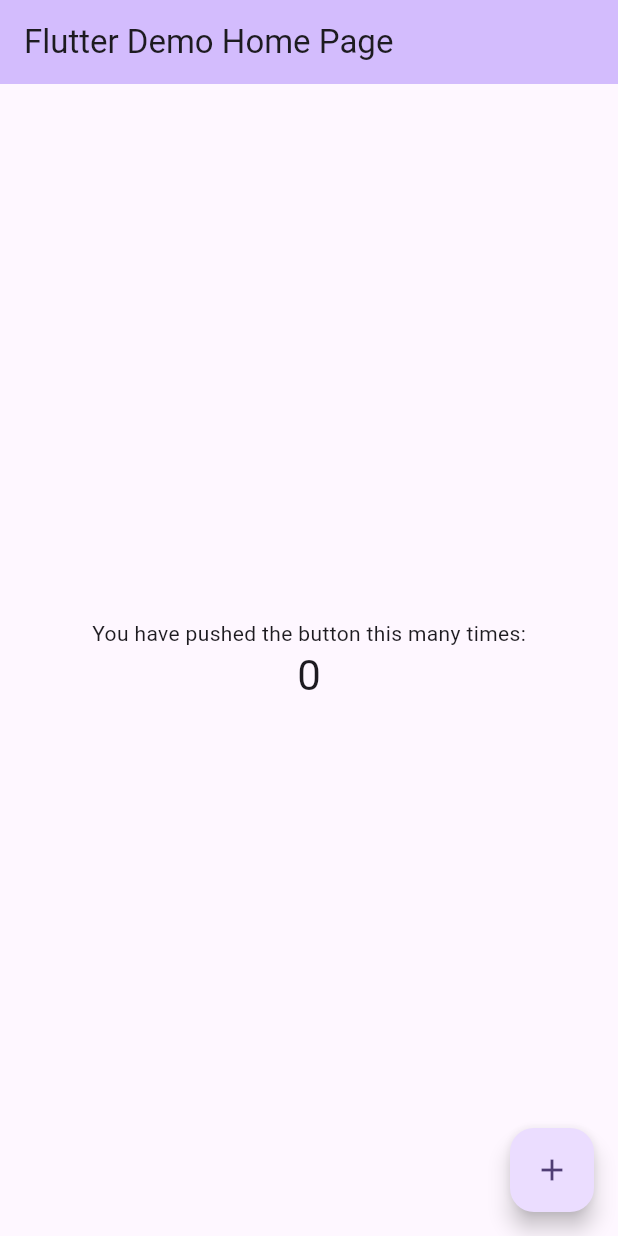
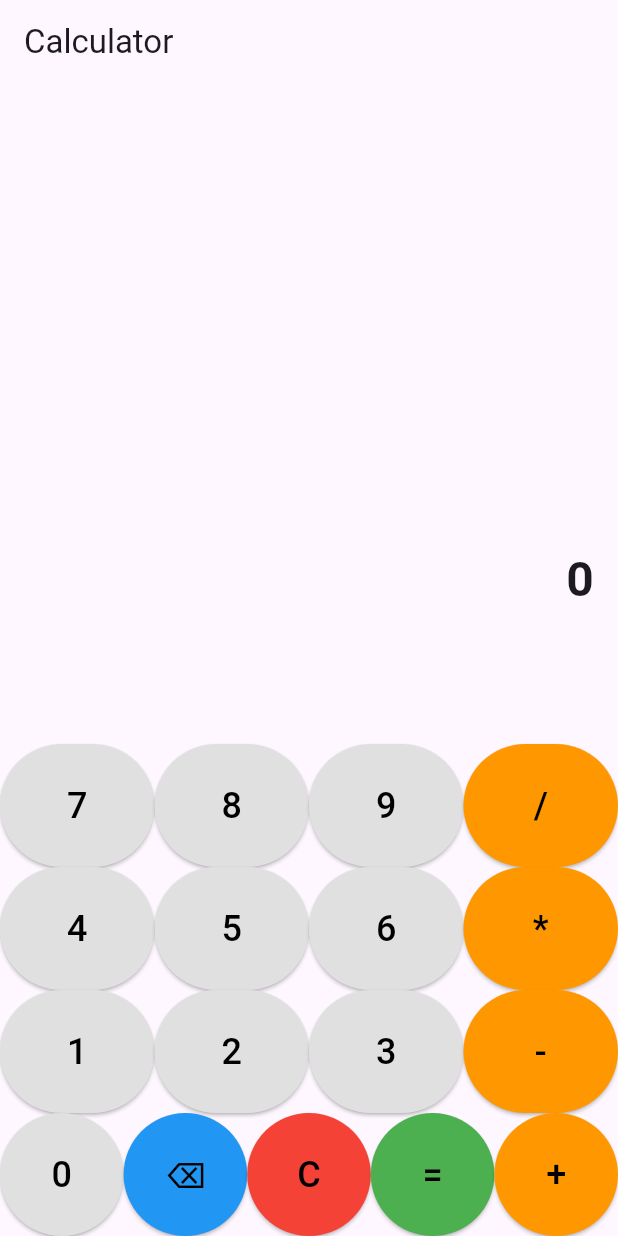
Before and after one commit to msharafice/Calculator, a Flutter app: the screen it shows after launch, on a phone screen of 412 x 824 dp. Run offline on Flutter 3.47's test engine with Material 3 defaults, Android fonts, the phone set to English and light mode, and no system bars; our stand-ins replace math_expressions.

Commit message:
Start a simple calculator

```diff
--- a/lib/main.dart
+++ b/lib/main.dart
@@ -1,125 +1,116 @@
+
 import 'package:flutter/material.dart';
+import 'package:math_expressions/math_expressions.dart';
 
 void main() {
-  runApp(const MyApp());
+  runApp(CalculatorApp());
 }
 
-class MyApp extends StatelessWidget {
-  const MyApp({super.key});
-
-  // This widget is the root of your application.
+class CalculatorApp extends StatelessWidget {
   @override
   Widget build(BuildContext context) {
     return MaterialApp(
-      title: 'Flutter Demo',
-      theme: ThemeData(
-        // This is the theme of your application.
-        //
-        // TRY THIS: Try running your application with "flutter run". You'll see
-        // the application has a purple toolbar. Then, without quitting the app,
-        // try changing the seedColor in the colorScheme below to Colors.green
-        // and then invoke "hot reload" (save your changes or press the "hot
-        // reload" button in a Flutter-supported IDE, or press "r" if you used
-        // the command line to start the app).
-        //
-        // Notice that the counter didn't reset back to zero; the application
-        // state is not lost during the reload. To reset the state, use hot
-        // restart instead.
-        //
-        // This works for code too, not just values: Most code changes can be
-        // tested with just a hot reload.
-        colorScheme: ColorScheme.fromSeed(seedColor: Colors.deepPurple),
-        useMaterial3: true,
-      ),
-      home: const MyHomePage(title: 'Flutter Demo Home Page'),
+      debugShowCheckedModeBanner: false,
+      home: CalculatorScreen(),
     );
   }
 }
 
-class MyHomePage extends StatefulWidget {
-  const MyHomePage({super.key, required this.title});
-
-  // This widget is the home page of your application. It is stateful, meaning
-  // that it has a State object (defined below) that contains fields that affect
-  // how it looks.
-
-  // This class is the configuration for the state. It holds the values (in this
-  // case the title) provided by the parent (in this case the App widget) and
-  // used by the build method of the State. Fields in a Widget subclass are
-  // always marked "final".
-
-  final String title;
-
+class CalculatorScreen extends StatefulWidget {
   @override
-  State<MyHomePage> createState() => _MyHomePageState();
+  _CalculatorScreenState createState() => _CalculatorScreenState();
 }
 
-class _MyHomePageState extends State<MyHomePage> {
-  int _counter = 0;
+class _CalculatorScreenState extends State<CalculatorScreen> {
+  String input = "";
+  String result = "0";
 
-  void _incrementCounter() {
+  void buttonPressed(String value) {
     setState(() {
-      // This call to setState tells the Flutter framework that something has
-      // changed in this State, which causes it to rerun the build method below
-      // so that the display can reflect the updated values. If we changed
-      // _counter without calling setState(), then the build method would not be
-      // called again, and so nothing would appear to happen.
-      _counter++;
+      if (value == "C") {
+        input = "";
+        result = "0";
+      } else if (value == "⌫") {
+        if (input.isNotEmpty) {
+          input = input.substring(0, input.length - 1);
+        }
+      } else if (value == "=") {
+        try {
+          Parser p = Parser();
+          Expression exp = p.parse(input);
+          ContextModel cm = ContextModel();
+          double eval = exp.evaluate(EvaluationType.REAL, cm);
+          result = eval.toString();
+        } catch (e) {
+          result = "خطا!";
+        }
+      } else {
+        input += value;
+      }
     });
+  }
+
+  Widget buildButton(String text, {Color? color}) {
+    return Expanded(
+      child: ElevatedButton(
+        style: ElevatedButton.styleFrom(
+          padding: EdgeInsets.all(24),
+          backgroundColor: color ?? Colors.grey[300],
+        ),
+        onPressed: () => buttonPressed(text),
+        child: Text(text, style: TextStyle(fontSize: 24, color: Colors.black)),
+      ),
+    );
   }
 
   @override
   Widget build(BuildContext context) {
-    // This method is rerun every time setState is called, for instance as done
-    // by the _incrementCounter method above.
-    //
-    // The Flutter framework has been optimized to make rerunning build methods
-    // fast, so that you can just rebuild anything that needs updating rather
-    // than having to individually change instances of widgets.
     return Scaffold(
-      appBar: AppBar(
-        // TRY THIS: Try changing the color here to a specific color (to
-        // Colors.amber, perhaps?) and trigger a hot reload to see the AppBar
-        // change color while the other colors stay the same.
-        backgroundColor: Theme.of(context).colorScheme.inversePrimary,
-        // Here we take the value from the MyHomePage object that was created by
-        // the App.build method, and use it to set our appbar title.
-        title: Text(widget.title),
+      appBar: AppBar(title: Text("Calculator")),
+      body: Column(
+        children: [
+          Expanded(
+            child: Container(
+              alignment: Alignment.centerRight,
+              padding: EdgeInsets.all(16),
+              child: Text(input, style: TextStyle(fontSize: 32)),
+            ),
+          ),
+          Expanded(
+            child: Container(
+              alignment: Alignment.centerRight,
+              padding: EdgeInsets.all(16),
+              child: Text(result,
+                  style: TextStyle(fontSize: 32, fontWeight: FontWeight.bold)),
+            ),
+          ),
+          Row(children: [
+            buildButton("7"),
+            buildButton("8"),
+            buildButton("9"),
+            buildButton("/", color: Colors.orange)
+          ]),
+          Row(children: [
+            buildButton("4"),
+            buildButton("5"),
+            buildButton("6"),
+            buildButton("*", color: Colors.orange)
+          ]),
+          Row(children: [
+            buildButton("1"),
+            buildButton("2"),
+            buildButton("3"),
+            buildButton("-", color: Colors.orange)
+          ]),
+          Row(children: [
+            buildButton("0"),
+            buildButton("⌫", color: Colors.blue),
+            buildButton("C", color: Colors.red),
+            buildButton("=", color: Colors.green),
+            buildButton("+", color: Colors.orange)
+          ]),
+        ],
       ),
-      body: Center(
-        // Center is a layout widget. It takes a single child and positions it
-        // in the middle of the parent.
-        child: Column(
-          // Column is also a layout widget. It takes a list of children and
-          // arranges them vertically. By default, it sizes itself to fit its
-          // children horizontally, and tries to be as tall as its parent.
-          //
-          // Column has various properties to control how it sizes itself and
-          // how it positions its children. Here we use mainAxisAlignment to
-          // center the children vertically; the main axis here is the vertical
-          // axis because Columns are vertical (the cross axis would be
-          // horizontal).
-          //
-          // TRY THIS: Invoke "debug painting" (choose the "Toggle Debug Paint"
-          // action in the IDE, or press "p" in the console), to see the
-          // wireframe for each widget.
-          mainAxisAlignment: MainAxisAlignment.center,
-          children: <Widget>[
-            const Text(
-              'You have pushed the button this many times:',
-            ),
-            Text(
-              '$_counter',
-              style: Theme.of(context).textTheme.headlineMedium,
-            ),
-          ],
-        ),
-      ),
-      floatingActionButton: FloatingActionButton(
-        onPressed: _incrementCounter,
-        tooltip: 'Increment',
-        child: const Icon(Icons.add),
-      ), // This trailing comma makes auto-formatting nicer for build methods.
     );
   }
 }
--- a/pubspec.yaml
+++ b/pubspec.yaml
@@ -34,6 +34,7 @@ dependencies:
   # The following adds the Cupertino Icons font to your application.
   # Use with the CupertinoIcons class for iOS style icons.
   cupertino_icons: ^1.0.8
+  math_expressions: ^2.5.0
 
 dev_dependencies:
   flutter_test:
```
Also changed, not shown: pubspec.lock.
